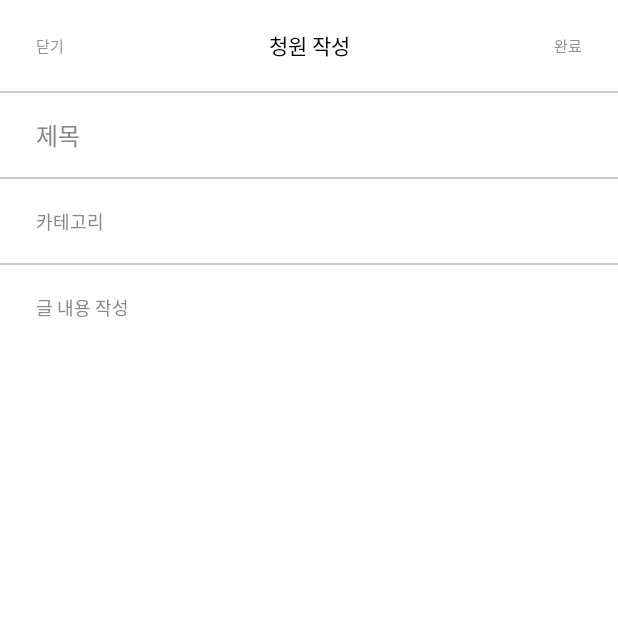
After one commit to SoongsilPetition/petition-android, an Android app built with Jetpack Compose: the WriteActivity screen opened directly, with no data from a screen before it, on a phone screen of 412 x 824 dp, the top half of it. The commit adds this screen. Run offline under Robolectric (Android 15) with nearby library versions, the phone set to English and light mode, and no system bars; our stand-ins replace Dagger/Hilt's generated code, Timber; Roboto replaces fonts that are not available here.

Commit message:
feat: 청원 글 작성 기능 구현

```diff
--- a/app/src/main/AndroidManifest.xml
+++ b/app/src/main/AndroidManifest.xml
@@ -16,14 +16,19 @@
         android:usesCleartextTraffic="true"
         tools:targetApi="31">
         <activity
+            android:name=".feature.write.WriteActivity"
+            android:exported="false"
+            android:label="@string/title_activity_write"
+            android:theme="@style/Theme.PetitionAndroid" />
+        <activity
             android:name=".feature.category_petition_list.CategoryPetitionListActivity"
             android:exported="false" />
         <activity
             android:name=".MainActivity"
             android:exported="true"
-            android:theme="@style/Theme.PetitionAndroid">
-        </activity>
-        <activity android:name=".feature.auth.AuthActivity"
+            android:theme="@style/Theme.PetitionAndroid"></activity>
+        <activity
+            android:name=".feature.auth.AuthActivity"
             android:exported="true"
             android:theme="@style/Theme.PetitionAndroid">
             <intent-filter>
@@ -33,4 +38,5 @@
             </intent-filter>
         </activity>
     </application>
+
 </manifest>
--- /dev/null
+++ b/app/src/main/java/com/marassu/petition/feature/write/WriteActivity.kt
@@ -0,0 +1,160 @@
+package com.marassu.petition.feature.write
+
+import androidx.compose.foundation.background
+import androidx.compose.foundation.layout.Box
+import androidx.compose.foundation.layout.Column
+import androidx.compose.foundation.layout.Spacer
+import androidx.compose.foundation.layout.fillMaxSize
+import androidx.compose.foundation.layout.fillMaxWidth
+import androidx.compose.foundation.layout.height
+import androidx.compose.foundation.layout.padding
+import androidx.compose.material.Text
+import androidx.compose.material.TextField
+import androidx.compose.material.TextFieldDefaults
+import androidx.compose.runtime.Composable
+import androidx.compose.runtime.collectAsState
+import androidx.compose.ui.Modifier
+import androidx.compose.ui.graphics.Color
+import androidx.compose.ui.text.PlatformTextStyle
+import androidx.compose.ui.text.TextStyle
+import androidx.compose.ui.text.font.FontWeight
+import androidx.compose.ui.text.input.PasswordVisualTransformation
+import androidx.compose.ui.text.input.VisualTransformation
+import androidx.compose.ui.tooling.preview.Preview
+import androidx.compose.ui.unit.dp
+import androidx.compose.ui.unit.sp
+import androidx.hilt.navigation.compose.hiltViewModel
+import com.marassu.petition.base.BaseActivity
+import com.marassu.petition.view.atom.TopBar
+import com.marassu.petition.view.theme.PetitionTheme
+import com.marassu.petition.view.theme.TextMain
+import com.marassu.petition.view.theme.TextSub
+import com.marassu.petition.view.theme.notosanskr
+import dagger.hilt.android.AndroidEntryPoint
+
+@AndroidEntryPoint
+class WriteActivity : BaseActivity() {
+    @Composable
+    override fun Content() {
+        val viewModel: WriteViewModel = hiltViewModel()
+
+        PetitionTheme {
+            Column(modifier = Modifier
+                .fillMaxSize()
+                .background(Color.White)) {
+                TopBar(
+                    title = "청원 작성",
+                    isBack = false,
+                    onLeftClick = { finish() },
+                    onRightClick = { viewModel.write() })
+                Spacer(modifier = Modifier.height(1.dp).fillMaxWidth().background(Color.LightGray))
+                Column(modifier = Modifier.padding(start = 8.dp, end = 8.dp)) {
+                    TextField(
+                        modifier = Modifier.fillMaxWidth(),
+                        value = viewModel.title.collectAsState().value,
+                        onValueChange = { viewModel.setTitle(it) },
+                        singleLine = true,
+                        textStyle = TextStyle(
+                            fontFamily = notosanskr,
+                            fontWeight = FontWeight.Medium,
+                            fontSize = 16.sp,
+                            platformStyle = PlatformTextStyle(includeFontPadding = false)
+                        ),
+                        colors = TextFieldDefaults.textFieldColors(
+                            textColor = TextMain,
+                            backgroundColor = Color.Transparent,
+                            cursorColor = TextMain,
+                            focusedIndicatorColor = Color.Transparent,
+                            unfocusedIndicatorColor = Color.Transparent,
+                            disabledIndicatorColor = TextMain
+                        ),
+                        placeholder = {
+                            Text(
+                                text = "제목", color = Color.Gray, style = TextStyle(
+                                    fontFamily = notosanskr,
+                                    fontWeight = FontWeight.Medium,
+                                    fontSize = 16.sp,
+                                    platformStyle = PlatformTextStyle(includeFontPadding = false)
+                                )
+                            )
+                        }
+                    )
+                }
+                Spacer(modifier = Modifier.height(1.dp).fillMaxWidth().background(Color.LightGray))
+                Column(modifier = Modifier.padding(start = 8.dp, end = 8.dp)) {
+                    TextField(
+                        modifier = Modifier.fillMaxWidth(),
+                        value = viewModel.category.collectAsState().value,
+                        onValueChange = { viewModel.setCategory(it) },
+                        singleLine = true,
+                        textStyle = TextStyle(
+                            fontFamily = notosanskr,
+                            fontWeight = FontWeight.Medium,
+                            fontSize = 12.sp,
+                            platformStyle = PlatformTextStyle(includeFontPadding = false)
+                        ),
+                        colors = TextFieldDefaults.textFieldColors(
+                            textColor = TextSub,
+                            backgroundColor = Color.Transparent,
+                            cursorColor = TextSub,
+                            focusedIndicatorColor = Color.Transparent,
+                            unfocusedIndicatorColor = Color.Transparent,
+                            disabledIndicatorColor = TextSub
+                        ),
+                        placeholder = {
+                            Text(
+                                text = "카테고리", color = Color.Gray, style = TextStyle(
+                                    fontFamily = notosanskr,
+                                    fontWeight = FontWeight.Medium,
+                                    fontSize = 12.sp,
+                                    platformStyle = PlatformTextStyle(includeFontPadding = false)
+                                )
+                            )
+                        }
+                    )
+                }
+                Spacer(modifier = Modifier.height(1.dp).fillMaxWidth().background(Color.LightGray))
+                Column(modifier = Modifier.padding(start = 8.dp, end = 8.dp)) {
+                    TextField(
+                        modifier = Modifier.fillMaxWidth(),
+                        value = viewModel.content.collectAsState().value,
+                        onValueChange = { viewModel.setContent(it) },
+                        singleLine = true,
+                        textStyle = TextStyle(
+                            fontFamily = notosanskr,
+                            fontWeight = FontWeight.Medium,
+                            fontSize = 12.sp,
+                            platformStyle = PlatformTextStyle(includeFontPadding = false)
+                        ),
+                        colors = TextFieldDefaults.textFieldColors(
+                            textColor = TextMain,
+                            backgroundColor = Color.Transparent,
+                            cursorColor = TextMain,
+                            focusedIndicatorColor = Color.Transparent,
+                            unfocusedIndicatorColor = Color.Transparent,
+                            disabledIndicatorColor = TextMain
+                        ),
+                        placeholder = {
+                            Text(
+                                text = "글 내용 작성", color = Color.Gray, style = TextStyle(
+                                    fontFamily = notosanskr,
+                                    fontWeight = FontWeight.Medium,
+                                    fontSize = 12.sp,
+                                    platformStyle = PlatformTextStyle(includeFontPadding = false)
+                                )
+                            )
+                        }
+                    )
+                }
+            }
+        }
+    }
+
+    @Preview()
+    @Composable
+    fun WriteActivityPreview() {
+        PetitionTheme {
+            Content()
+        }
+    }
+}
--- /dev/null
+++ b/app/src/main/java/com/marassu/petition/feature/write/WriteViewModel.kt
@@ -0,0 +1,68 @@
+package com.marassu.petition.feature.write
+
+import android.app.Application
+import android.content.SharedPreferences
+import androidx.lifecycle.AndroidViewModel
+import androidx.lifecycle.viewModelScope
+import com.marassu.data.util.HttpException
+import com.marassu.domain.usecase.PostPetitionUseCase
+import com.marassu.entity.petition.PetitionCategory
+import com.marassu.entity.petition.PetitionRequest
+import dagger.hilt.android.lifecycle.HiltViewModel
+import kotlinx.coroutines.flow.MutableStateFlow
+import kotlinx.coroutines.flow.asStateFlow
+import kotlinx.coroutines.flow.catch
+import kotlinx.coroutines.launch
+import timber.log.Timber
+import javax.inject.Inject
+
+@HiltViewModel
+class WriteViewModel @Inject constructor(
+    private val postPetitionUseCase: PostPetitionUseCase,
+    private val sharedPreferences: SharedPreferences,
+    application: Application
+) : AndroidViewModel(application) {
+
+    private val _title = MutableStateFlow("")
+    val title = _title.asStateFlow()
+
+    private val _content = MutableStateFlow("")
+    val content = _content.asStateFlow()
+
+    private val _category = MutableStateFlow("")
+    val category = _category.asStateFlow()
+
+    fun setTitle(title: String) {
+        _title.value = title
+    }
+
+    fun setContent(content: String) {
+        _content.value = content
+    }
+
+    fun setCategory(category: String) {
+        _category.value = category
+    }
+
+    fun write() {
+        viewModelScope.launch {
+            postPetitionUseCase.postPetition(
+                PetitionRequest(
+                    title.value,
+                    content.value,
+                    listOf(PetitionCategory(category.value))
+                )
+            )
+                .catch {
+                    if (it is HttpException) {
+                        Timber.e("code : ${it.code}, message: ${it.message}")
+                    }
+                }
+                .collect {
+                    Timber.d("success")
+                    Timber.d("token : $it")
+                }
+        }
+    }
+
+}
--- a/app/src/main/res/values/strings.xml
+++ b/app/src/main/res/values/strings.xml
@@ -1,4 +1,5 @@
 <resources>
     <string name="app_name">Petition</string>
     <string name="title_activity_petition_list_item">PetitionListItem</string>
+    <string name="title_activity_write">WriteActivity</string>
 </resources>
```
